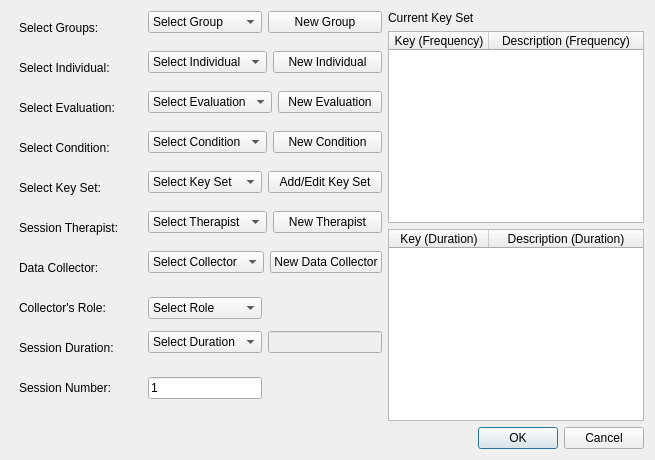
The window that sessionwindow.ui (miyamot0/DataTracker3) describes before a commit, drawn with Qt 5.
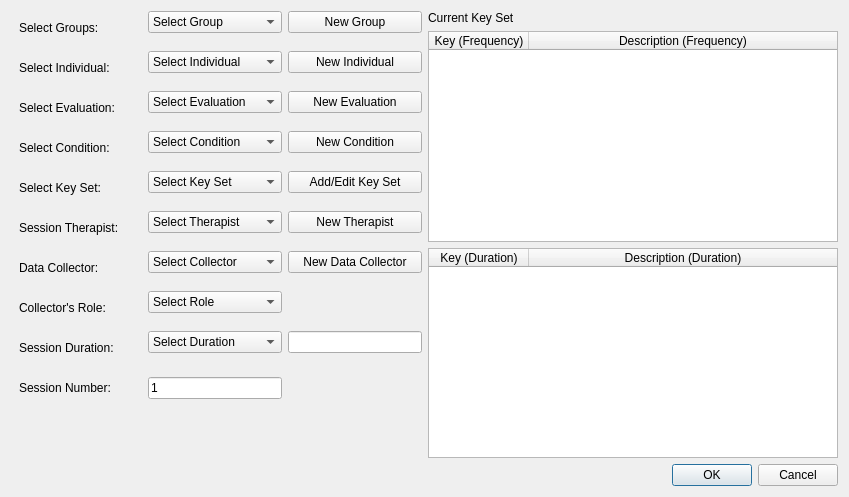
The same window after the commit.

```diff
--- a/sessionwindow.ui
+++ b/sessionwindow.ui
@@ -6,8 +6,8 @@
    <rect>
     <x>0</x>
     <y>0</y>
-    <width>829</width>
-    <height>445</height>
+    <width>849</width>
+    <height>497</height>
    </rect>
   </property>
   <property name="windowTitle">
@@ -15,7 +15,7 @@
   </property>
   <layout class="QVBoxLayout" name="verticalLayout">
    <property name="sizeConstraint">
-    <enum>QLayout::SetFixedSize</enum>
+    <enum>QLayout::SetDefaultConstraint</enum>
    </property>
    <item>
     <layout class="QHBoxLayout" name="topLayout">
@@ -457,7 +457,7 @@
          <item>
           <widget class="QLabel" name="holderRole">
            <property name="sizePolicy">
-            <sizepolicy hsizetype="MinimumExpanding" vsizetype="Preferred">
+            <sizepolicy hsizetype="MinimumExpanding" vsizetype="Fixed">
              <horstretch>0</horstretch>
              <verstretch>0</verstretch>
             </sizepolicy>
@@ -563,7 +563,7 @@
          <item>
           <widget class="QLineEdit" name="editSessionDuration">
            <property name="enabled">
-            <bool>false</bool>
+            <bool>true</bool>
            </property>
            <property name="sizePolicy">
             <sizepolicy hsizetype="MinimumExpanding" vsizetype="Fixed">
```
